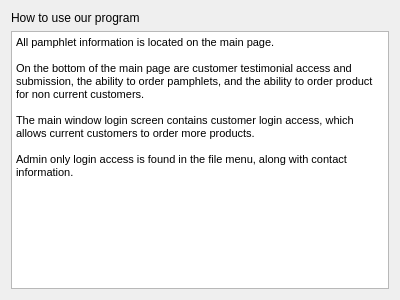
Above: programinstructions.ui from JaredRauch/Cyber-Dragon-Repository before the change. Below: the same form after it.
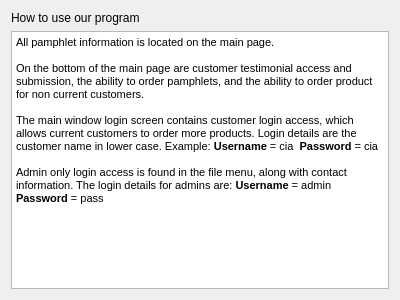
That is the form after the change.

```diff
--- a/programinstructions.ui
+++ b/programinstructions.ui
@@ -32,9 +32,9 @@
 &lt;p style=&quot;-qt-paragraph-type:empty; margin-top:0px; margin-bottom:0px; margin-left:0px; margin-right:0px; -qt-block-indent:0; text-indent:0px;&quot;&gt;&lt;br /&gt;&lt;/p&gt;
 &lt;p style=&quot; margin-top:0px; margin-bottom:0px; margin-left:0px; margin-right:0px; -qt-block-indent:0; text-indent:0px;&quot;&gt;On the bottom of the main page are customer testimonial access and submission, the ability to order pamphlets, and the ability to order product for non current customers. &lt;/p&gt;
 &lt;p style=&quot;-qt-paragraph-type:empty; margin-top:0px; margin-bottom:0px; margin-left:0px; margin-right:0px; -qt-block-indent:0; text-indent:0px;&quot;&gt;&lt;br /&gt;&lt;/p&gt;
-&lt;p style=&quot; margin-top:0px; margin-bottom:0px; margin-left:0px; margin-right:0px; -qt-block-indent:0; text-indent:0px;&quot;&gt;The main window login screen contains customer login access, which allows current customers to order more products. &lt;/p&gt;
+&lt;p style=&quot; margin-top:0px; margin-bottom:0px; margin-left:0px; margin-right:0px; -qt-block-indent:0; text-indent:0px;&quot;&gt;The main window login screen contains customer login access, which allows current customers to order more products. Login details are the customer name in lower case. Example: &lt;span style=&quot; font-weight:600;&quot;&gt;Username&lt;/span&gt; = cia  &lt;span style=&quot; font-weight:600;&quot;&gt;Password&lt;/span&gt; = cia&lt;/p&gt;
 &lt;p style=&quot;-qt-paragraph-type:empty; margin-top:0px; margin-bottom:0px; margin-left:0px; margin-right:0px; -qt-block-indent:0; text-indent:0px;&quot;&gt;&lt;br /&gt;&lt;/p&gt;
-&lt;p style=&quot; margin-top:0px; margin-bottom:0px; margin-left:0px; margin-right:0px; -qt-block-indent:0; text-indent:0px;&quot;&gt;Admin only login access is found in the file menu, along with contact information. &lt;/p&gt;&lt;/body&gt;&lt;/html&gt;</string>
+&lt;p style=&quot; margin-top:0px; margin-bottom:0px; margin-left:0px; margin-right:0px; -qt-block-indent:0; text-indent:0px;&quot;&gt;Admin only login access is found in the file menu, along with contact information. The login details for admins are: &lt;span style=&quot; font-weight:600;&quot;&gt;Username&lt;/span&gt; = admin  &lt;span style=&quot; font-weight:600;&quot;&gt;Password&lt;/span&gt; = pass&lt;/p&gt;&lt;/body&gt;&lt;/html&gt;</string>
      </property>
     </widget>
    </item>
```
